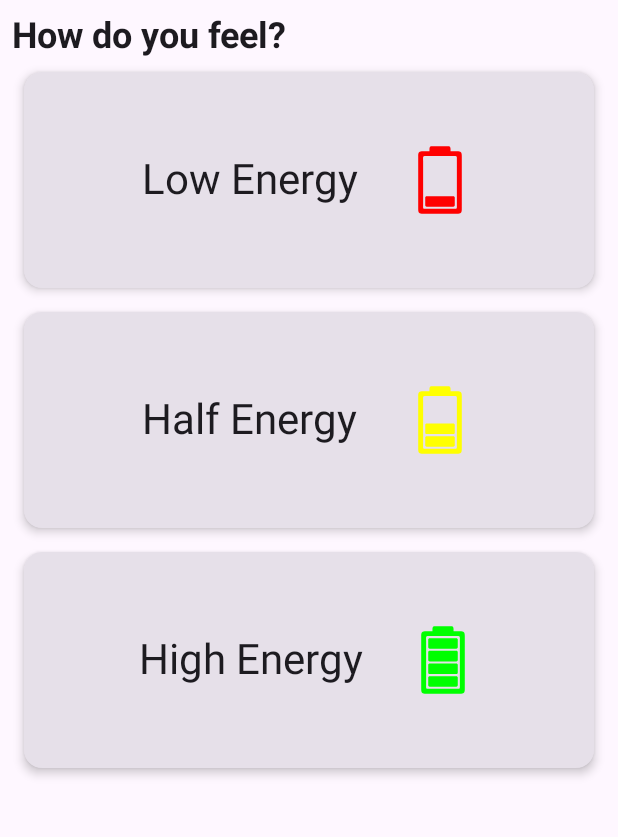
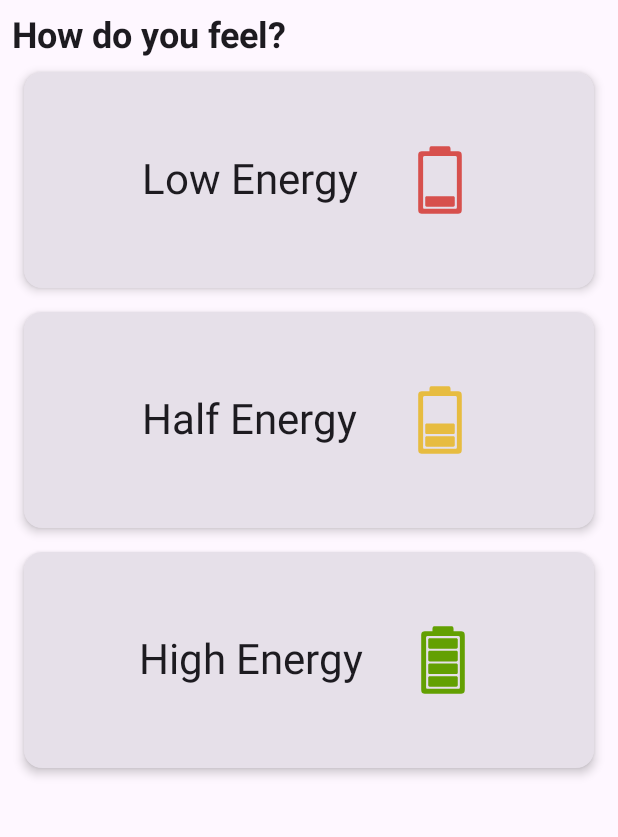
Before and after one commit to wreiner/MindLift, an Android app built with Jetpack Compose: the screen it shows after launch (MainActivity), on a phone screen of 412 x 824 dp, the part 96-933 px from its top. Run offline under Robolectric (Android 15) with nearby library versions, the phone set to English and light mode, and no system bars; our stand-ins replace Dagger/Hilt's generated code, Room's generated code.

Commit message:
custom colors energy levels

```diff
--- a/MindLift/app/src/main/java/eu/sumindlift/mindlift/ui/util/EnergyLevel.kt
+++ b/MindLift/app/src/main/java/eu/sumindlift/mindlift/ui/util/EnergyLevel.kt
@@ -30,6 +30,14 @@ import eu.sumindlift.mindlift.data.entity.EnergyLevel
 import eu.sumindlift.mindlift.ui.theme.MindLiftTheme
 import eu.sumindlift.mindlift.ui.viewmodel.EnergyLevelViewModel
 
+
+//custom color for batteriees
+
+
+val CustomRed = Color(0xFFD7504D)
+val CustomYellow = Color(0xFFE7BC40)
+val CustomGreen = Color(0xFF63A002)
+val CustomGray = Color(0xFF91918B)
 @Composable
 fun EnergyLevelChooser(
     modifier: Modifier = Modifier,
@@ -80,10 +88,10 @@ fun EnergyCard(
                 else -> R.drawable.battery_25
             }
             val color = when (energyLevel) {
-                in 0..20 -> Color.Red
-                in 41..60 -> Color.Yellow
-                in 96..100 -> Color.Green
-                else -> Color.Gray
+                in 0..20 -> CustomRed
+                in 41..60 -> CustomYellow
+                in 96..100 -> CustomGreen
+                else -> CustomGray
             }
 
             Text(
```
